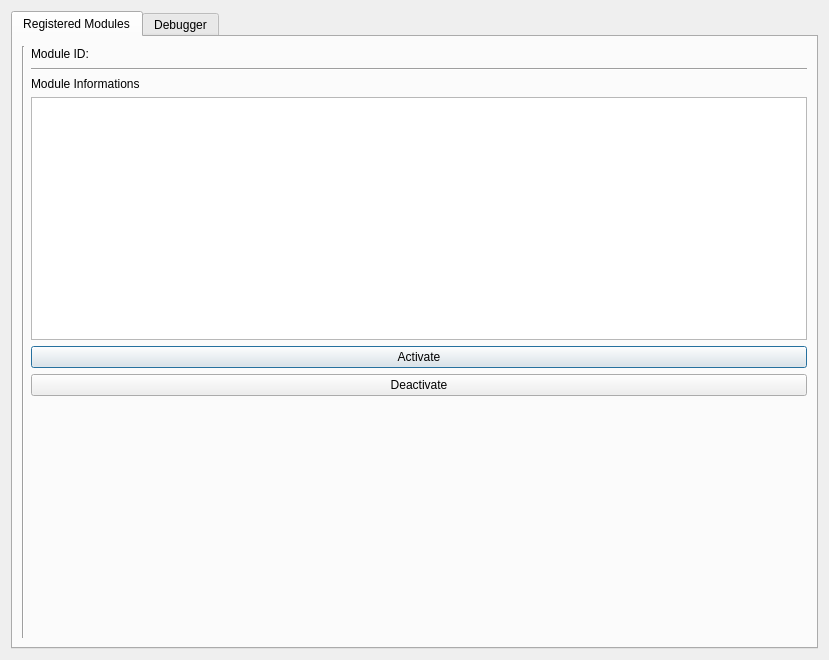
This is ui/ModuleControllerDialog.ui in saturneric/GpgFrontend as Qt 5 draws it before an edit. The edited form follows.
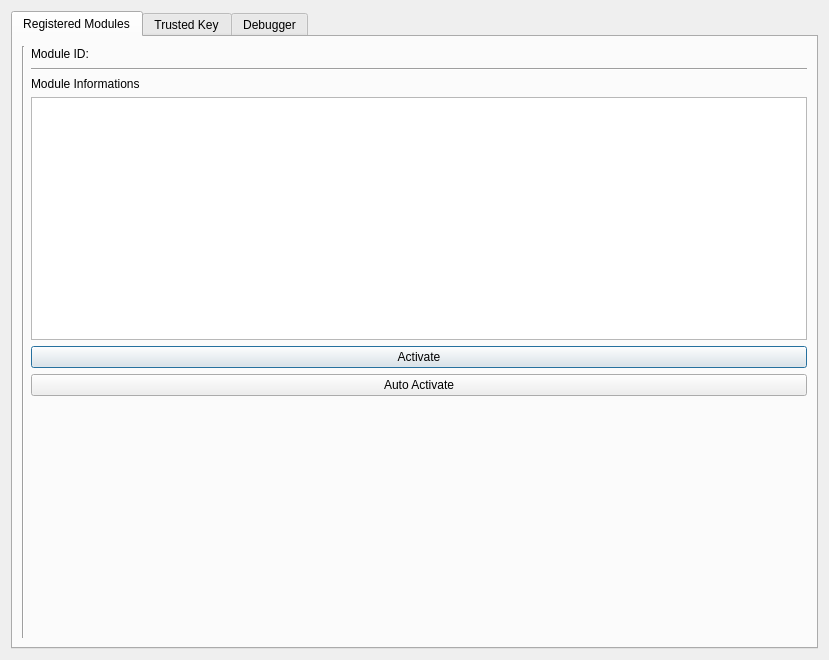
This is the edited form.

Commit message: feat: add prefix GF to all sdk and module symbols

Patch:
```diff
--- a/ui/ModuleControllerDialog.ui
+++ b/ui/ModuleControllerDialog.ui
@@ -16,9 +16,18 @@
   <layout class="QVBoxLayout" name="verticalLayout">
    <item>
     <widget class="QTabWidget" name="tabWidget">
+     <property name="tabPosition">
+      <enum>QTabWidget::North</enum>
+     </property>
+     <property name="tabShape">
+      <enum>QTabWidget::Rounded</enum>
+     </property>
      <property name="currentIndex">
       <number>0</number>
      </property>
+     <property name="documentMode">
+      <bool>false</bool>
+     </property>
      <widget class="QWidget" name="registeredModuleTab">
       <attribute name="title">
        <string>Registered Modules</string>
@@ -117,7 +126,7 @@
            <item>
             <widget class="QPushButton" name="deactivateButton">
              <property name="text">
-              <string>Deactivate</string>
+              <string>Auto Activate</string>
              </property>
             </widget>
            </item>
@@ -140,6 +149,11 @@
        </item>
       </layout>
      </widget>
+     <widget class="QWidget" name="tab">
+      <attribute name="title">
+       <string>Trusted Key</string>
+      </attribute>
+     </widget>
      <widget class="QWidget" name="tab_2">
       <attribute name="title">
        <string>Debugger</string>
```
Left out of the diff: 4 changed lines with no effect on the pictures. The commit also changes 49 other files.
